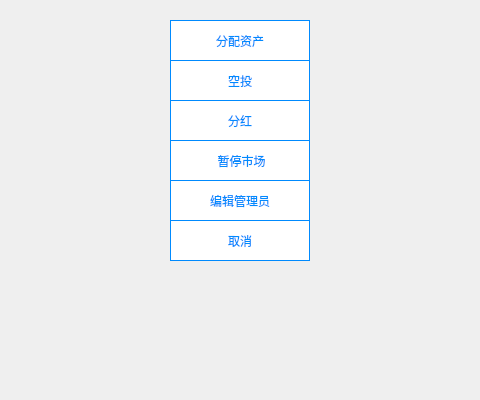
The window that dialog/choosetokenoperationdialog.ui (realm520/usewallet-qt) describes before a commit, drawn with Qt 5; both pictures show x 240 to 720 and y 180 to 580 of the 960 by 580 pixel window.
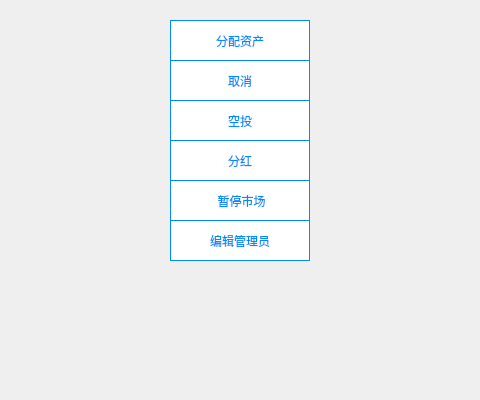
The same window after the commit.

Diff of the .ui file:
```diff
--- a/dialog/choosetokenoperationdialog.ui
+++ b/dialog/choosetokenoperationdialog.ui
@@ -70,7 +70,7 @@
     <property name="geometry">
      <rect>
       <x>410</x>
-      <y>280</y>
+      <y>320</y>
       <width>140</width>
       <height>41</height>
      </rect>
@@ -87,7 +87,7 @@
     <property name="geometry">
      <rect>
       <x>410</x>
-      <y>400</y>
+      <y>240</y>
       <width>140</width>
       <height>41</height>
      </rect>
@@ -104,7 +104,7 @@
     <property name="geometry">
      <rect>
       <x>410</x>
-      <y>240</y>
+      <y>280</y>
       <width>140</width>
       <height>41</height>
      </rect>
@@ -121,7 +121,7 @@
     <property name="geometry">
      <rect>
       <x>410</x>
-      <y>320</y>
+      <y>360</y>
       <width>140</width>
       <height>41</height>
      </rect>
@@ -138,7 +138,7 @@
     <property name="geometry">
      <rect>
       <x>410</x>
-      <y>360</y>
+      <y>400</y>
       <width>140</width>
       <height>41</height>
      </rect>
```
